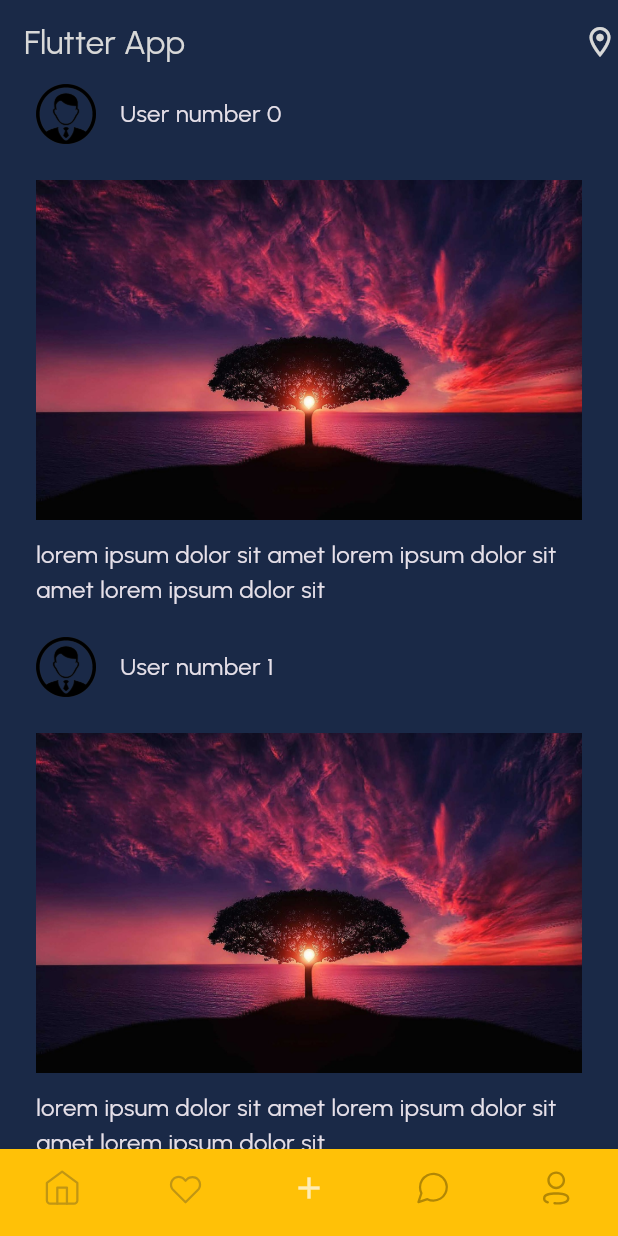
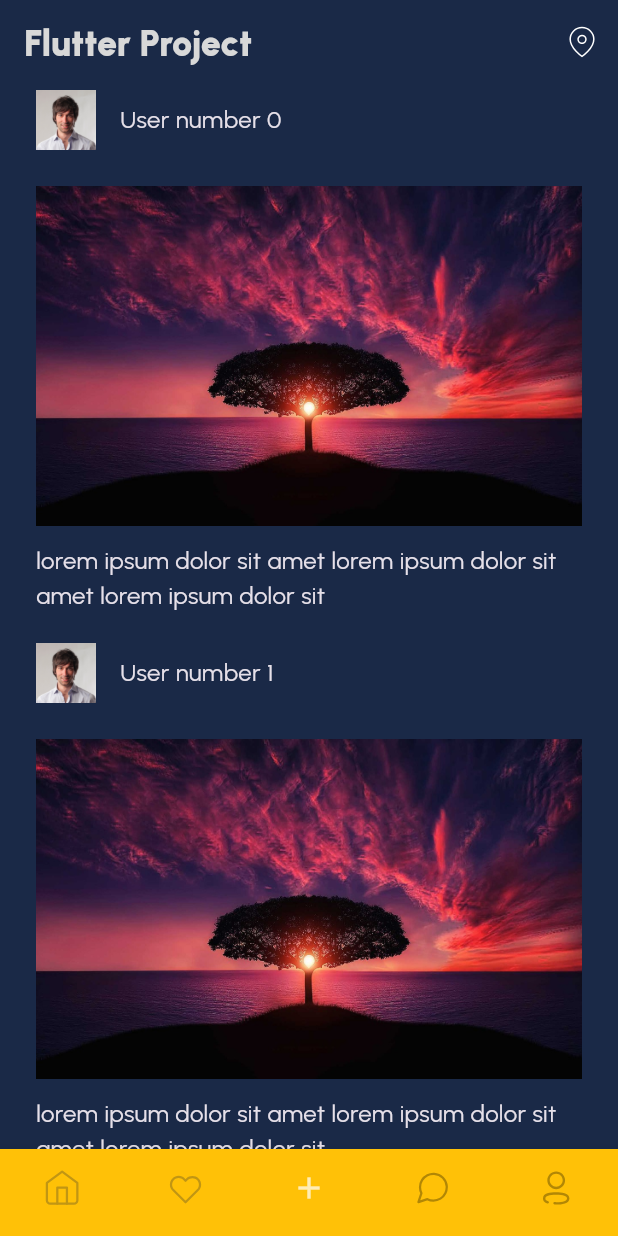
Before and after one commit to GitSentinel/Blog-App, a Flutter app: the screen it shows after launch, after a tap on "Log In", on a phone screen of 412 x 824 dp. Run offline on Flutter 3.47's test engine with Material 3 defaults, Android fonts, the light colour scheme and no system bars; our stand-ins replace flutter_svg.

Commit message:
Login Page header made! New components added!

```diff
--- /dev/null
+++ b/lib/components/app_text_field.dart
@@ -0,0 +1,19 @@
+import 'package:flutter/material.dart';
+
+class AppTextField extends StatelessWidget {
+  final String hint;
+  const AppTextField({super.key, required this.hint});
+
+  @override
+  Widget build(BuildContext context) {
+    return TextField(
+      decoration: InputDecoration(
+        hintText: hint,
+        border: OutlineInputBorder(
+            borderRadius: BorderRadius.all(Radius.circular(12))),
+        filled: true,
+        fillColor: Colors.white.withOpacity(0.5),
+      ),
+    );
+  }
+}
--- a/lib/components/post_item.dart
+++ b/lib/components/post_item.dart
@@ -15,7 +15,7 @@ class PostItem extends StatelessWidget {
           Row(
             children: [
               Image.asset(
-                'assets/temp/user1.png',
+                'assets/temp/user1.jpg',
                 width: 40,
                 height: 40,
               ),
--- /dev/null
+++ b/lib/components/toolbar.dart
@@ -0,0 +1,26 @@
+import 'package:create_app/styles/app_colors.dart';
+import 'package:create_app/styles/app_text.dart';
+import 'package:flutter/material.dart';
+
+class Toolbar extends StatelessWidget implements PreferredSizeWidget {
+  final String title;
+  final List<Widget>? actions;
+  const Toolbar({super.key, required this.title, this.actions});
+
+  @override
+  Widget build(BuildContext context) {
+    return AppBar(
+      backgroundColor: AppColors.background,
+      foregroundColor: AppColors.font,
+      centerTitle: false,
+      title: Text(
+        title,
+        style: AppText.header1,
+      ),
+      actions: actions,
+    );
+  }
+
+  @override
+  Size get preferredSize => const Size.fromHeight(60);
+}
--- a/lib/main.dart
+++ b/lib/main.dart
@@ -1,3 +1,4 @@
+import 'package:create_app/pages/edit_profile_page.dart';
 import 'package:create_app/pages/home_page.dart';
 import 'package:create_app/pages/login_page.dart';
 import 'package:create_app/pages/main_page.dart';
@@ -22,6 +23,7 @@ class myApp extends StatelessWidget {
         '/': (context) => LoginPage(),
         '/home': (context) => HomePage(),
         '/main': (context) => MainPage(),
+        '/edit-profile': (context) => EditProfilePage(),
       },
     );
   }
--- a/lib/pages/home_page.dart
+++ b/lib/pages/home_page.dart
@@ -1,9 +1,11 @@
 // ignore_for_file: prefer_const_constructors, prefer_const_literals_to_create_immutables
 
 import 'package:create_app/components/post_item.dart';
+import 'package:create_app/components/toolbar.dart';
 import 'package:create_app/styles/app_colors.dart';
 import 'package:create_app/styles/app_text.dart';
 import 'package:flutter/material.dart';
+import 'package:flutter_svg/flutter_svg.dart';
 
 class HomePage extends StatelessWidget {
   HomePage({super.key});
@@ -13,15 +15,13 @@ class HomePage extends StatelessWidget {
   Widget build(BuildContext context) {
     mockUsersFromServer();
     return Scaffold(
-      appBar: AppBar(
-        backgroundColor: AppColors.background,
-        foregroundColor: AppColors.font,
-        centerTitle: false,
-        title: Text(
-          'Flutter App',
-        ),
+      appBar: Toolbar(
+        title: 'Flutter Project',
         actions: [
-          Icon(Icons.location_on_outlined),
+          IconButton(
+            onPressed: () {},
+            icon: SvgPicture.asset('assets/svg/location.svg'),
+          ),
         ],
       ),
       body: ListView.separated(
--- a/lib/pages/login_page.dart
+++ b/lib/pages/login_page.dart
@@ -1,6 +1,6 @@
 // ignore_for_file: prefer_const_constructors
 
-import 'package:create_app/pages/home_page.dart';
+import 'package:create_app/components/app_text_field.dart';
 import 'package:flutter/material.dart';
 
 class LoginPage extends StatelessWidget {
@@ -35,27 +35,11 @@ class LoginPage extends StatelessWidget {
                   ),
                 ),
                 Spacer(),
-                TextField(
-                  decoration: InputDecoration(
-                    hintText: 'Username',
-                    border: OutlineInputBorder(
-                        borderRadius: BorderRadius.all(Radius.circular(12))),
-                    filled: true,
-                    fillColor: Colors.white.withOpacity(0.5),
-                  ),
-                ),
+                AppTextField(hint: 'Username'),
                 SizedBox(
                   height: 16,
                 ),
-                TextField(
-                  decoration: InputDecoration(
-                    hintText: 'Password',
-                    border: OutlineInputBorder(
-                        borderRadius: BorderRadius.all(Radius.circular(12))),
-                    filled: true,
-                    fillColor: Colors.white.withOpacity(0.5),
-                  ),
-                ),
+                AppTextField(hint: 'Password'),
                 Align(
                   alignment: Alignment.centerRight,
                   child: TextButton(
--- a/lib/pages/main_page.dart
+++ b/lib/pages/main_page.dart
@@ -1,6 +1,7 @@
 // ignore_for_file: prefer_const_constructors, prefer_const_literals_to_create_immutables
 
 import 'package:create_app/pages/home_page.dart';
+import 'package:create_app/pages/profile_page.dart';
 import 'package:flutter/material.dart';
 import 'package:flutter_svg/flutter_svg.dart';
 
@@ -65,8 +66,6 @@ class _MainPageState extends State<MainPage> {
     Center(
       child: Text('Message'),
     ),
-    Center(
-      child: Text('Profile'),
-    ),
+    ProfilePage(),
   ];
 }
```
Also changed, not shown: lib/pages/edit_profile_page.dart (added, +26 -0 lines), lib/pages/profile_page.dart (added, +131 -0 lines), assets/svg/location.svg (added), assets/temp/user1.jpg (added), assets/temp/user1.png (deleted).
